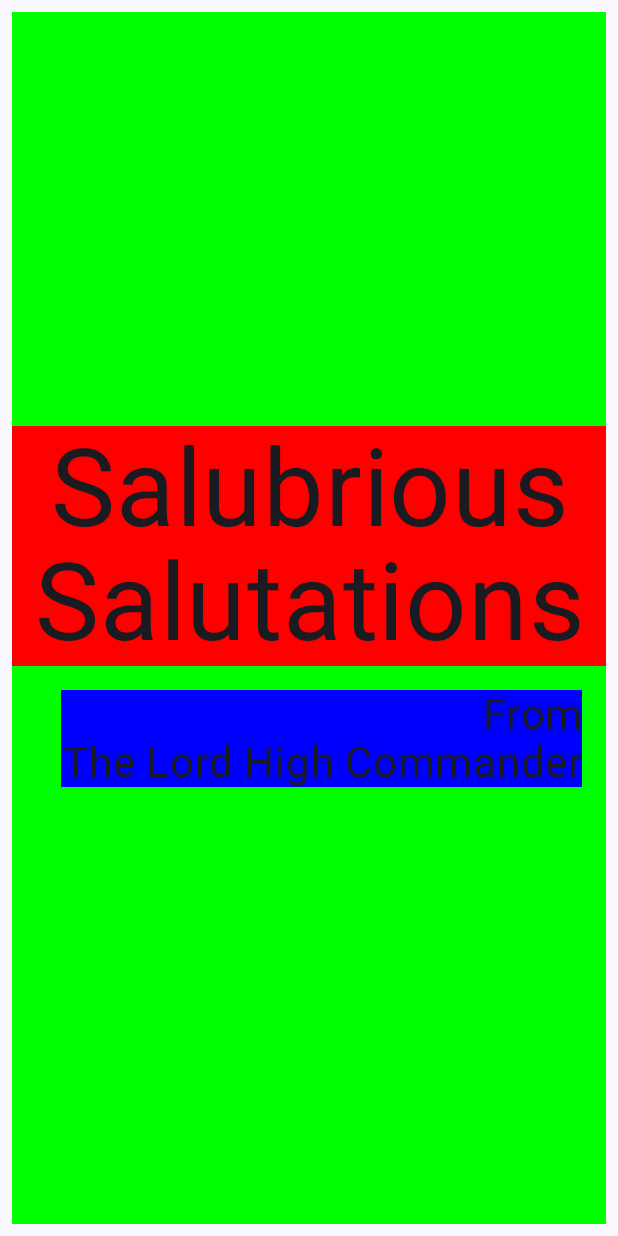
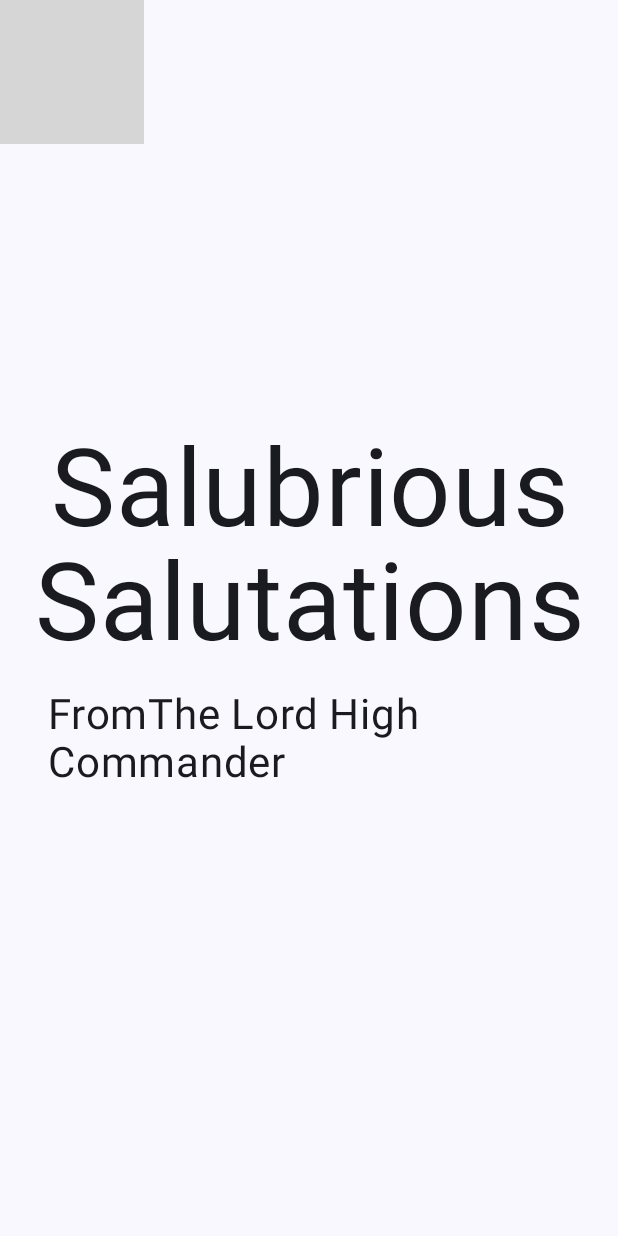
Before and after one commit to the-coding-anthropoid/google-dev, an Android app built with Jetpack Compose: the screen it shows after launch (MainActivity), on a phone screen of 412 x 824 dp. Run offline under Robolectric (Android 15) with nearby library versions, the light colour scheme and no system bars; grey boxes are pictures that could not be loaded.

Commit message:
feat(U1-HappyBirthday): pathway 3, step 4
- add image
- modify image display type
- extract strings

```diff
--- a/Android/ComposeBasics/Unit1/HappyBirthday/app/src/main/java/com/example/happybirthday/MainActivity.kt
+++ b/Android/ComposeBasics/Unit1/HappyBirthday/app/src/main/java/com/example/happybirthday/MainActivity.kt
@@ -3,8 +3,9 @@ package com.example.happybirthday
 import android.os.Bundle
 import androidx.activity.ComponentActivity
 import androidx.activity.compose.setContent
-import androidx.compose.foundation.background
+import androidx.compose.foundation.Image
 import androidx.compose.foundation.layout.Arrangement
+import androidx.compose.foundation.layout.Box
 import androidx.compose.foundation.layout.Column
 import androidx.compose.foundation.layout.fillMaxSize
 import androidx.compose.foundation.layout.padding
@@ -14,7 +15,9 @@ import androidx.compose.material3.Text
 import androidx.compose.runtime.Composable
 import androidx.compose.ui.Alignment
 import androidx.compose.ui.Modifier
-import androidx.compose.ui.graphics.Color
+import androidx.compose.ui.layout.ContentScale
+import androidx.compose.ui.res.painterResource
+import androidx.compose.ui.res.stringResource
 import androidx.compose.ui.text.style.TextAlign
 import androidx.compose.ui.tooling.preview.Preview
 import androidx.compose.ui.unit.dp
@@ -28,12 +31,12 @@ class MainActivity : ComponentActivity() {
             HappyBirthdayTheme {
                 // A surface container using the 'background' color from the theme
                 Surface(
-                    modifier = Modifier.fillMaxSize(),
+//                    modifier = Modifier.fillMaxSize(),
                     color = MaterialTheme.colorScheme.background
                 ) {
-                    GreetingText(
-                        message = "Salubrious Salutations",
-                        sender = "The Lord High Commander",
+                    GreetingImage(
+                        message = getString(R.string.happy_birthday_text),
+                        sender = getString(R.string.sender),
                     )
 
                 }
@@ -54,41 +57,72 @@ class MainActivity : ComponentActivity() {
 fun GreetingText(message: String, sender: String, modifier: Modifier = Modifier) {
     Column(
         verticalArrangement = Arrangement.Center,
-        modifier = modifier.padding(8.dp).background(Color.Green),
+        modifier = modifier
+            .padding(8.dp)
+//            .background(Color.Green)
     ) {
         Text(
             text = message,
             fontSize = 72.sp,
             lineHeight = 76.sp,
             textAlign = TextAlign.Center,
-            modifier = Modifier
-                .background(Color.Red)
+//            modifier = Modifier
+//                .background(Color.Red)
         )
         Text(
-            text = "From\n$sender",
+            text = buildString {
+                append(stringResource(R.string.from))
+                append(sender)
+            },
             fontSize = 28.sp,
             lineHeight = 32.sp,
-            textAlign = TextAlign.End,                  // Aligns Text in box
+//            textAlign = TextAlign.Center,               // Center text method 1
+//            textAlign = TextAlign.End,                  // Aligns Text in box
             modifier = Modifier
                 .padding(16.dp)
-                .align(alignment = Alignment.End)
-                .background(Color.Blue)                 // Aligns Box relative to parent
+                .align(alignment = Alignment.CenterHorizontally)    // Center text method 2
+//                .fillMaxWidth()                         // Center text method 1
+//                .align(alignment = Alignment.End)       // Aligns Box relative to parent
+//                .background(Color.Blue)
+            /*
+            Method 1 sets the text container to be max width and centers the text inside the
+            container.
+            Method 2 centers the text container in the column.
+             */
         )
     }
 }
 
-
+@Composable
+fun GreetingImage(message: String, sender: String, modifier: Modifier = Modifier) {
+    val backgroundImage = painterResource(R.drawable.androidparty)
+    Box {
+        Image(
+            painter = backgroundImage,
+            contentDescription = stringResource(R.string.bg_img_description),
+            contentScale = ContentScale.Crop,
+            alpha = 0.5f,
+        )
+        GreetingText(
+            message = message,
+            sender = sender,
+            modifier = Modifier
+                .fillMaxSize()
+                .padding(8.dp)
+        )
+    }
+}
 
 @Preview(
-    showBackground = true,
+    showBackground = false,
     showSystemUi = true,
     name = "My Preview",
-    )
+)
 @Composable
 fun BirthdayCardPreview() {
     HappyBirthdayTheme {
-
-        GreetingText("Happy Birthday Sam!", "Emma Stone",)
+        GreetingImage(message = "Happy Birthday Sam!", sender = "Emma")
+//        GreetingText("Happy Birthday Sam!", "Emma Stone",)
 //        GreetingText(LoremIpsum(1000).values.joinToString(), "")
     }
 }
--- a/Android/ComposeBasics/Unit1/HappyBirthday/app/src/main/res/values/strings.xml
+++ b/Android/ComposeBasics/Unit1/HappyBirthday/app/src/main/res/values/strings.xml
@@ -1,3 +1,7 @@
 <resources>
     <string name="app_name">Happy Birthday</string>
+    <string name="happy_birthday_text">Salubrious Salutations</string>
+    <string name="sender">The Lord High Commander</string>
+    <string name="bg_img_description">colorful party background</string>
+    <string name="from">From </string>
 </resources>
```
Also changed, not shown: 1 other file.
